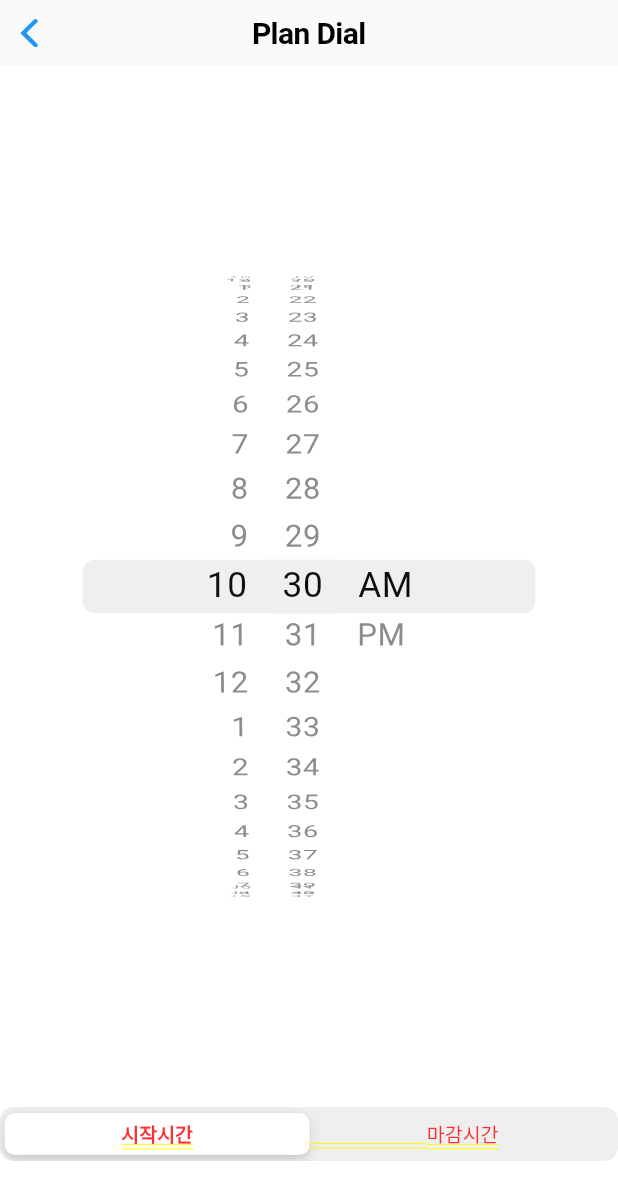
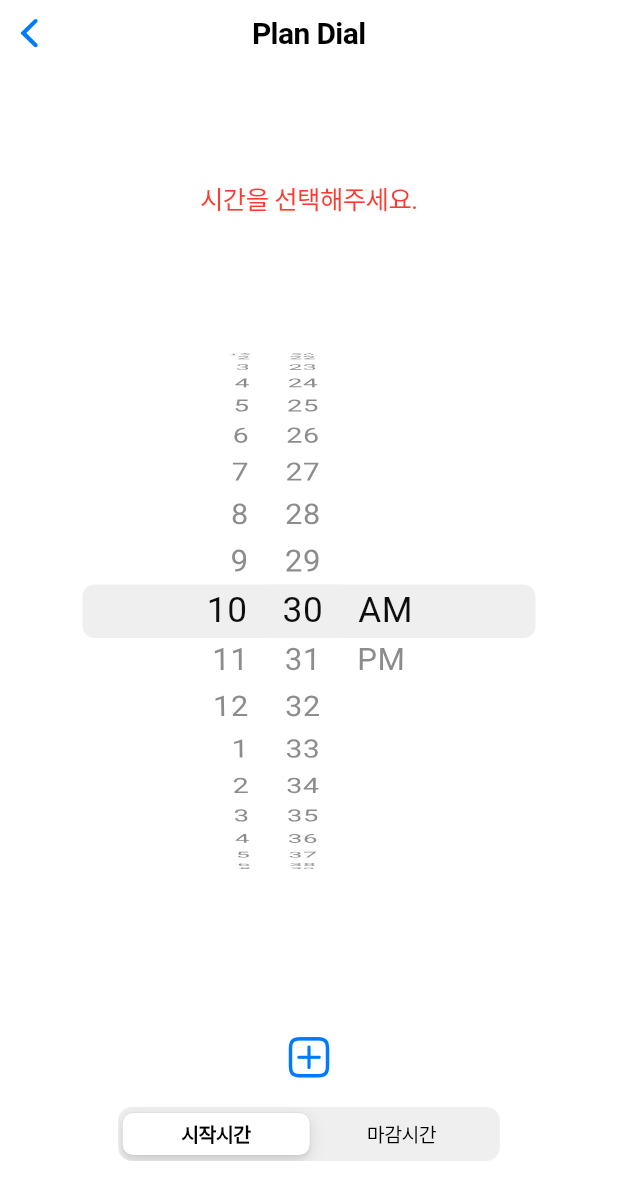
Before and after one commit to ProjectFRIDAY/Plan-Dial-Renewal, a Flutter app: the SelectTimePage screen opened directly, on a phone screen of 412 x 824 dp. Shown: the top 1200 px of the screen. Run offline on Flutter 3.47's test engine with Material 2 defaults, Android fonts, the light colour scheme and no system bars; our stand-ins replace flutter_local_notifications, flutter_slidable, sqflite, syncfusion_flutter_calendar, timezone; missing offline and left inert: cupertino_list_tile; accounts and stored records are empty.

Commit message:
feat : 시간 선택 시 AM PM 방식으로 표기 변경 , select Time Page 시간 표시 추가 , disable 기능을 알람으로 표시 변경

```diff
--- a/lib/TodayList.dart
+++ /dev/null
@@ -1,21 +0,0 @@
-import 'package:flutter/cupertino.dart';
-import 'package:flutter/material.dart';
-
-void main() {
-  runApp(TodayList());
-}
-
-class TodayList extends StatelessWidget {
-  const TodayList({Key? key}) : super(key: key);
-
-  @override
-  Widget build(BuildContext context) {
-    return MaterialApp(
-        home: Scaffold(
-      body: Container(
-        alignment: Alignment.center,
-        child: Text('Hello, World!'),
-      ),
-    ));
-  }
-}
--- a/lib/screens/select_page.dart
+++ b/lib/screens/select_page.dart
@@ -146,6 +146,44 @@ class _SelectTimePickerState extends State<SelectTimePicker> {
     1: Text('          마감시간          '),
   };
 
+  bool isSelected() {
+    bool okay = true;
+    if (selectDateTime[0].hour == selectDateTime[1].hour &&
+        selectDateTime[0].minute == selectDateTime[1].minute) {
+      okay = false;
+    }
+    return okay;
+  }
+
+  String showTimes() {
+    String result = '';
+    if (selectDateTime[0].hour == selectDateTime[1].hour &&
+        selectDateTime[0].minute == selectDateTime[1].minute) {
+      result = '시간을 선택해주세요.';
+    } else {
+      for (var i = 0; i < 2; i++) {
+        int hourTime = 0;
+        if (selectDateTime[i].hour > 12) {
+          hourTime = selectDateTime[i].hour - 12;
+          result += hourTime.toString() +
+              ':' +
+              selectDateTime[i].minute.toString() +
+              ' PM';
+        } else {
+          result += selectDateTime[i].hour.toString() +
+              ':' +
+              selectDateTime[i].minute.toString() +
+              ' AM';
+        }
+
+        if (i == 0) {
+          result += ' ~ ';
+        }
+      }
+    }
+    return result;
+  }
+
   int? currentValue = 0;
   @override
   Widget build(BuildContext context) {
@@ -153,6 +191,16 @@ class _SelectTimePickerState extends State<SelectTimePicker> {
       color: CupertinoColors.white,
       child: Column(
         children: [
+          Container(
+            height: 100,
+            alignment: Alignment.bottomCenter,
+            child: Text(
+              showTimes(),
+              style: isSelected()
+                  ? const TextStyle(color: CupertinoColors.black)
+                  : const TextStyle(color: CupertinoColors.systemRed),
+            ),
+          ),
           if (currentValue == 0)
             Expanded(
               child: CupertinoDatePicker(
@@ -173,6 +221,14 @@ class _SelectTimePickerState extends State<SelectTimePicker> {
                 initialDateTime: DateTime.now(),
               ),
             ),
+          CupertinoButton(
+              child: const Icon(
+                CupertinoIcons.plus_app,
+                size: 35,
+              ),
+              onPressed: () {
+                setState(() {});
+              }),
           CupertinoSlidingSegmentedControl<int>(
             padding: EdgeInsets.all(4),
             children: children,
```
Also changed, not shown: lib/screens/Add_Dial.dart (+22 -7 lines), lib/screens/main.dart (+4 -4 lines), 2 other files.
